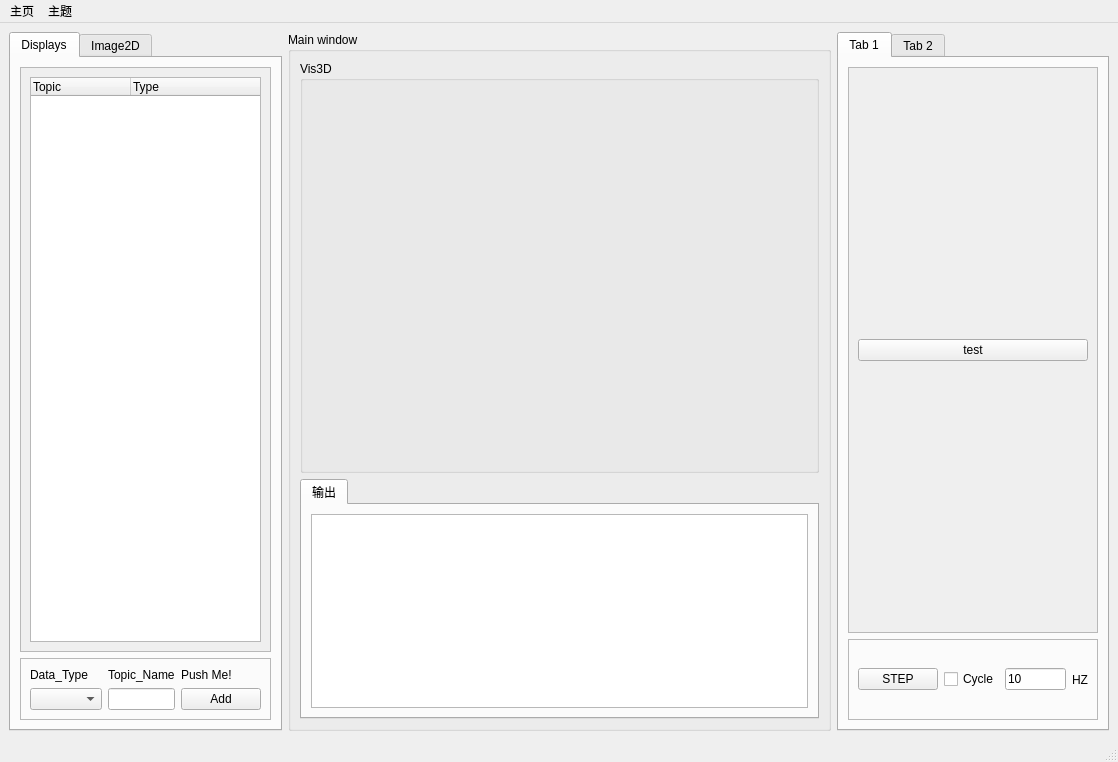
thinkerkey/XiaoqiangStudio, file config/main.ui: the form before one commit.
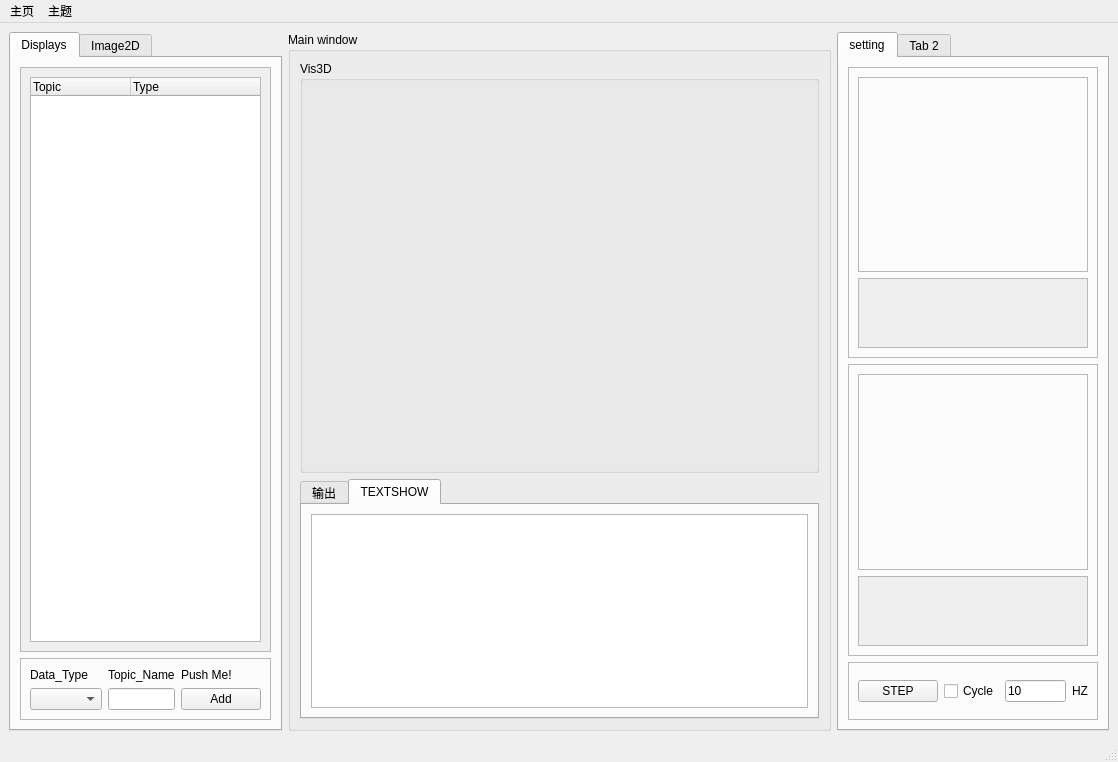
The form after the commit.

Commit message: update curve and text

Diff of the .ui file:
```diff
--- a/config/main.ui
+++ b/config/main.ui
@@ -135,7 +135,7 @@
        <item>
         <widget class="QTabWidget" name="tabwidget_main">
          <property name="currentIndex">
-          <number>0</number>
+          <number>1</number>
          </property>
          <widget class="QWidget" name="tab_3">
           <attribute name="title">
@@ -147,6 +147,16 @@
            </item>
           </layout>
          </widget>
+         <widget class="QWidget" name="tab_5">
+          <attribute name="title">
+           <string>TEXTSHOW</string>
+          </attribute>
+          <layout class="QHBoxLayout" name="horizontalLayout_4">
+           <item>
+            <widget class="QTextBrowser" name="textBrowser"/>
+           </item>
+          </layout>
+         </widget>
         </widget>
        </item>
       </layout>
@@ -159,37 +169,93 @@
       </property>
       <widget class="QWidget" name="tab">
        <attribute name="title">
-        <string>Tab 1</string>
+        <string>setting</string>
        </attribute>
-       <layout class="QVBoxLayout" name="verticalLayout_4" stretch="7,1">
+       <layout class="QVBoxLayout" name="verticalLayout_4" stretch="5,5,1">
         <item>
-         <widget class="QScrollArea" name="scrollArea_2">
-          <property name="widgetResizable">
-           <bool>true</bool>
+         <widget class="QFrame" name="timeCurveFrame">
+          <property name="frameShape">
+           <enum>QFrame::StyledPanel</enum>
           </property>
-          <widget class="QWidget" name="scrollAreaWidgetContents_2">
-           <property name="geometry">
-            <rect>
-             <x>0</x>
-             <y>0</y>
-             <width>266</width>
-             <height>553</height>
-            </rect>
-           </property>
-           <layout class="QVBoxLayout" name="verticalLayout_7">
-            <item>
-             <widget class="QPushButton" name="pushButton">
-              <property name="text">
-               <string>test</string>
+          <property name="frameShadow">
+           <enum>QFrame::Raised</enum>
+          </property>
+          <layout class="QVBoxLayout" name="verticalLayout_8" stretch="5,1">
+           <item>
+            <widget class="QFrame" name="time_curve_frame">
+             <property name="frameShape">
+              <enum>QFrame::StyledPanel</enum>
+             </property>
+             <property name="frameShadow">
+              <enum>QFrame::Raised</enum>
+             </property>
+             <layout class="QVBoxLayout" name="verticalLayout_7"/>
+            </widget>
+           </item>
+           <item>
+            <widget class="QScrollArea" name="time_label_area">
+             <property name="widgetResizable">
+              <bool>true</bool>
+             </property>
+             <widget class="QWidget" name="time_checkbox_area">
+              <property name="geometry">
+               <rect>
+                <x>0</x>
+                <y>0</y>
+                <width>246</width>
+                <height>73</height>
+               </rect>
               </property>
+              <layout class="QGridLayout" name="gridLayout_2"/>
              </widget>
-            </item>
-           </layout>
-          </widget>
+            </widget>
+           </item>
+          </layout>
          </widget>
         </item>
         <item>
-         <widget class="QFrame" name="frame_2">
+         <widget class="QFrame" name="XyCurveFrame">
+          <property name="frameShape">
+           <enum>QFrame::StyledPanel</enum>
+          </property>
+          <property name="frameShadow">
+           <enum>QFrame::Raised</enum>
+          </property>
+          <layout class="QVBoxLayout" name="verticalLayout_11" stretch="5,1">
+           <item>
+            <widget class="QFrame" name="xy_curve_frame">
+             <property name="frameShape">
+              <enum>QFrame::StyledPanel</enum>
+             </property>
+             <property name="frameShadow">
+              <enum>QFrame::Raised</enum>
+             </property>
+             <layout class="QVBoxLayout" name="verticalLayout_10"/>
+            </widget>
+           </item>
+           <item>
+            <widget class="QScrollArea" name="xy_label_area">
+             <property name="widgetResizable">
+              <bool>true</bool>
+             </property>
+             <widget class="QWidget" name="xy_checkbox_area">
+              <property name="geometry">
+               <rect>
+                <x>0</x>
+                <y>0</y>
+                <width>246</width>
+                <height>73</height>
+               </rect>
+              </property>
+              <layout class="QGridLayout" name="gridLayout_3"/>
+             </widget>
+            </widget>
+           </item>
+          </layout>
+         </widget>
+        </item>
+        <item>
+         <widget class="QFrame" name="control_frame">
           <property name="frameShape">
            <enum>QFrame::StyledPanel</enum>
           </property>
@@ -213,6 +279,12 @@
            </item>
            <item>
             <widget class="QLineEdit" name="text_cycle_term">
+             <property name="maximumSize">
+              <size>
+               <width>100</width>
+               <height>16777215</height>
+              </size>
+             </property>
              <property name="text">
               <string>10</string>
              </property>
```
Left out of the diff: 2 changed lines with no effect on the pictures. The commit also changes 3 other files.
